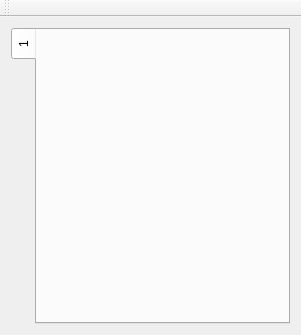
proton/zNotes, file mainwindow.ui: the form before one commit.
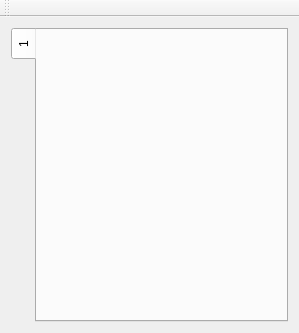
The form after the commit. Icons and pictures are not drawn.

```diff
--- a/mainwindow.ui
+++ b/mainwindow.ui
@@ -6,8 +6,8 @@
    <rect>
     <x>0</x>
     <y>0</y>
-    <width>301</width>
-    <height>335</height>
+    <width>299</width>
+    <height>333</height>
    </rect>
   </property>
   <property name="windowTitle">
```
Left out of the diff: 8 changed lines with no effect on the pictures.
